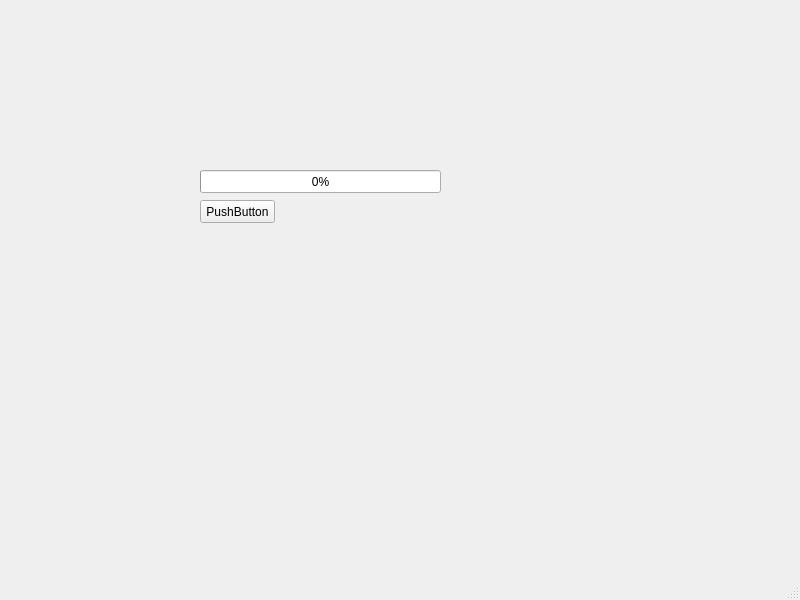
The window that Update/Logic_Gate_Simulator/Dialogs/dlg_load.ui (ElliotHarding/Logic-Gate-Simulator) describes before a commit, drawn with Qt 5.
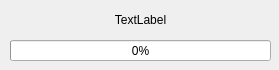
The same window after the commit.

Commit message: Calling Load function in DLG_Load via events now

What changed in the file:
```diff
--- a/Update/Logic_Gate_Simulator/Dialogs/dlg_load.ui
+++ b/Update/Logic_Gate_Simulator/Dialogs/dlg_load.ui
@@ -6,8 +6,8 @@
    <rect>
     <x>0</x>
     <y>0</y>
-    <width>800</width>
-    <height>600</height>
+    <width>279</width>
+    <height>70</height>
    </rect>
   </property>
   <property name="windowTitle">
@@ -17,31 +17,42 @@
    <widget class="QProgressBar" name="progressBar">
     <property name="geometry">
      <rect>
-      <x>200</x>
-      <y>170</y>
-      <width>241</width>
-      <height>23</height>
+      <x>10</x>
+      <y>40</y>
+      <width>261</width>
+      <height>21</height>
      </rect>
     </property>
     <property name="value">
      <number>0</number>
     </property>
+    <property name="alignment">
+     <set>Qt::AlignCenter</set>
+    </property>
+    <property name="orientation">
+     <enum>Qt::Horizontal</enum>
+    </property>
    </widget>
-   <widget class="QPushButton" name="btnLoad">
+   <widget class="QLabel" name="lbl_progressStep">
     <property name="geometry">
      <rect>
-      <x>200</x>
-      <y>200</y>
-      <width>75</width>
-      <height>23</height>
+      <x>0</x>
+      <y>10</y>
+      <width>281</width>
+      <height>20</height>
      </rect>
     </property>
     <property name="text">
-     <string>PushButton</string>
+     <string>TextLabel</string>
+    </property>
+    <property name="textFormat">
+     <enum>Qt::AutoText</enum>
+    </property>
+    <property name="alignment">
+     <set>Qt::AlignCenter</set>
     </property>
    </widget>
   </widget>
-  <widget class="QStatusBar" name="statusbar"/>
  </widget>
  <resources/>
  <connections/>
```
The commit also changes 5 other files.
